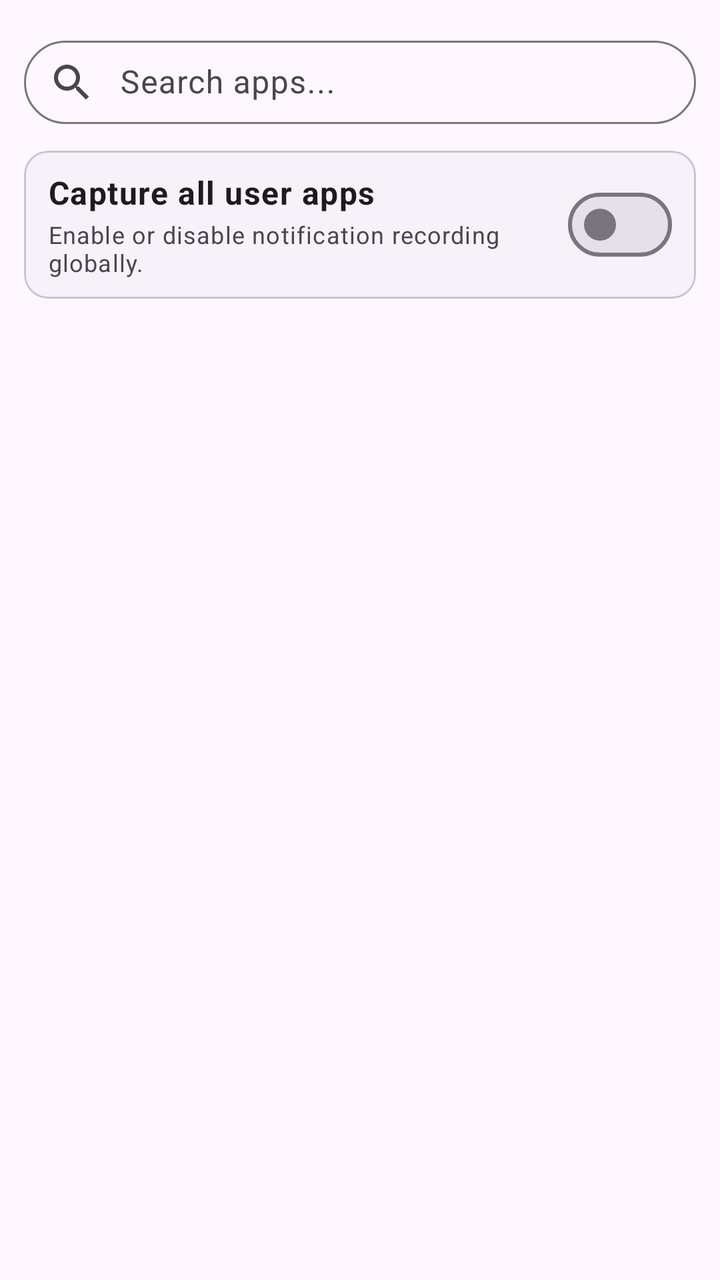
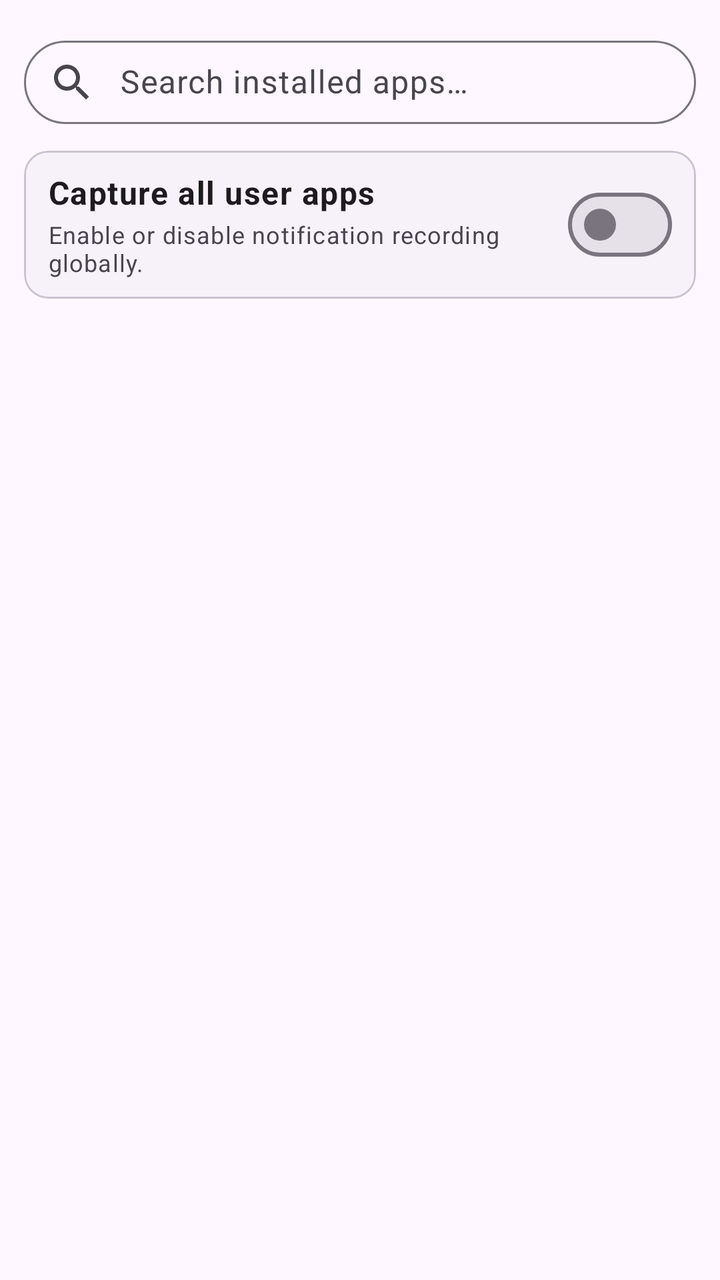

Before-and-after screenshots of an Android layout around one commit, followed by the original layout XML and the change that was made.
<!-- AndroidManifest.xml: application theme Theme.NotiVault -->
<!-- res/layout/dialog_rules_manager.xml -->
<?xml version="1.0" encoding="utf-8"?>
<LinearLayout xmlns:android="http://schemas.android.com/apk/res/android"
    xmlns:app="http://schemas.android.com/apk/res-auto"
    android:layout_width="match_parent"
    android:layout_height="match_parent"
    android:orientation="vertical"
    android:padding="12dp">

    
    <com.google.android.material.textfield.TextInputLayout
        android:id="@+id/til_search_apps"
        android:layout_width="match_parent"
        android:layout_height="wrap_content"
        android:hint="Search apps..."
        android:layout_marginBottom="10dp"
        app:startIconDrawable="@drawable/ic_search"
        app:endIconMode="clear_text"
        style="@style/Widget.Material3.TextInputLayout.OutlinedBox"
        app:boxCornerRadiusTopStart="28dp"
        app:boxCornerRadiusTopEnd="28dp"
        app:boxCornerRadiusBottomStart="28dp"
        app:boxCornerRadiusBottomEnd="28dp">

        <com.google.android.material.textfield.TextInputEditText
            android:id="@+id/et_search_apps"
            android:layout_width="match_parent"
            android:layout_height="wrap_content"
            android:inputType="text"
            android:maxLines="1"
            android:paddingStart="48dp"
            android:paddingVertical="10dp" />

    </com.google.android.material.textfield.TextInputLayout>

    
    <com.google.android.material.card.MaterialCardView
        android:layout_width="match_parent"
        android:layout_height="wrap_content"
        android:layout_marginBottom="10dp"
        app:cardCornerRadius="12dp"
        app:cardElevation="0dp"
        app:strokeWidth="1dp"
        app:strokeColor="?attr/colorOutlineVariant"
        app:cardBackgroundColor="?attr/colorSurfaceContainerLow">

        <LinearLayout
            android:layout_width="match_parent"
            android:layout_height="wrap_content"
            android:orientation="horizontal"
            android:gravity="center_vertical"
            android:paddingHorizontal="12dp"
            android:paddingVertical="10dp">

            <LinearLayout
                android:layout_width="0dp"
                android:layout_height="wrap_content"
                android:layout_weight="1"
                android:orientation="vertical"
                android:layout_marginEnd="12dp">

                <TextView
                    android:id="@+id/tv_toggle_all_title"
                    android:layout_width="wrap_content"
                    android:layout_height="wrap_content"
                    android:text="Capture all user apps"
                    android:textAppearance="@style/TextAppearance.Material3.BodyLarge"
                    android:textColor="?attr/colorOnSurface"
                    android:textStyle="bold" />

                <TextView
                    android:id="@+id/tv_toggle_all_desc"
                    android:layout_width="wrap_content"
                    android:layout_height="wrap_content"
                    android:text="Enable or disable notification recording globally."
                    android:textAppearance="@style/TextAppearance.Material3.BodySmall"
                    android:textColor="?attr/colorOnSurfaceVariant"
                    android:layout_marginTop="2dp" />

            </LinearLayout>

            <com.google.android.material.materialswitch.MaterialSwitch
                android:id="@+id/switch_toggle_all"
                android:layout_width="wrap_content"
                android:layout_height="wrap_content" />

        </LinearLayout>

    </com.google.android.material.card.MaterialCardView>

    <androidx.recyclerview.widget.RecyclerView
        android:id="@+id/rv_apps_list"
        android:layout_width="match_parent"
        android:layout_height="0dp"
        android:layout_weight="1"
        android:overScrollMode="never" />

</LinearLayout>
<!-- resources referenced by this layout -->
<resources>
  <!-- drawable ic_search (drawable) -->
  <vector xmlns:android="http://schemas.android.com/apk/res/android"
      android:width="24dp"
      android:height="24dp"
      android:viewportWidth="24"
      android:viewportHeight="24"
      android:tint="?attr/colorControlNormal">
    <path
        android:fillColor="@android:color/white"
        android:pathData="M15.5,14h-0.79l-0.28,-0.27C15.41,12.59 16,11.11 16,9.5 16,5.91 13.09,3 9.5,3S3,5.91 3,9.5 5.91,16 9.5,16c1.61,0 3.09,-0.59 4.23,-1.57l0.27,0.28v0.79l5,4.99L20.49,19l-4.99,-5zM9.5,14C7.01,14 5,11.99 5,9.5S7.01,5 9.5,5 14,7.01 14,9.5 11.99,14 9.5,14z"/>
  </vector>
  <style name="Theme.NotiVault" parent="Theme.Material3.DayNight.NoActionBar">
          <item name="android:windowSoftInputMode">adjustResize</item>
          <item name="android:statusBarColor">@android:color/transparent</item>
          <item name="android:navigationBarColor">@android:color/transparent</item>
          <item name="android:windowLightStatusBar">true</item>
          <item name="preferenceTheme">@style/PreferenceThemeOverlay</item>
          <item name="switchStyle">@style/Widget.Material3.CompoundButton.Switch</item>
          <item name="android:switchStyle">@style/Widget.Material3.CompoundButton.Switch</item>
      </style>
</resources>

<!-- the commit's change to res/layout/dialog_rules_manager.xml (unified diff, before → after) -->
@@ -11,7 +11,7 @@
         android:id="@+id/til_search_apps"
         android:layout_width="match_parent"
         android:layout_height="wrap_content"
-        android:hint="Search apps..."
+        android:hint="@string/search_apps_hint"
         android:layout_marginBottom="10dp"
         app:startIconDrawable="@drawable/ic_search"
         app:endIconMode="clear_text"
@@ -62,7 +62,7 @@
                     android:id="@+id/tv_toggle_all_title"
                     android:layout_width="wrap_content"
                     android:layout_height="wrap_content"
-                    android:text="Capture all user apps"
+                    android:text="@string/capture_all_user_apps"
                     android:textAppearance="@style/TextAppearance.Material3.BodyLarge"
                     android:textColor="?attr/colorOnSurface"
                     android:textStyle="bold" />
@@ -71,7 +71,7 @@
                     android:id="@+id/tv_toggle_all_desc"
                     android:layout_width="wrap_content"
                     android:layout_height="wrap_content"
-                    android:text="Enable or disable notification recording globally."
+                    android:text="@string/capture_all_user_desc"
                     android:textAppearance="@style/TextAppearance.Material3.BodySmall"
                     android:textColor="?attr/colorOnSurfaceVariant"
                     android:layout_marginTop="2dp" />
<!-- resource entries referenced after the edit -->
@@ -11,6 +11,9 @@
         android:fillColor="@android:color/white"
         android:pathData="M15.5,14h-0.79l-0.28,-0.27C15.41,12.59 16,11.11 16,9.5 16,5.91 13.09,3 9.5,3S3,5.91 3,9.5 5.91,16 9.5,16c1.61,0 3.09,-0.59 4.23,-1.57l0.27,0.28v0.79l5,4.99L20.49,19l-4.99,-5zM9.5,14C7.01,14 5,11.99 5,9.5S7.01,5 9.5,5 14,7.01 14,9.5 11.99,14 9.5,14z"/>
   </vector>
+  <string name="capture_all_user_apps">Capture all user apps</string>
+  <string name="capture_all_user_desc">Enable or disable notification recording globally.</string>
+  <string name="search_apps_hint">Search installed apps…</string>
   <style name="Theme.NotiVault" parent="Theme.Material3.DayNight.NoActionBar">
           <item name="android:windowSoftInputMode">adjustResize</item>
           <item name="android:statusBarColor">@android:color/transparent</item>
